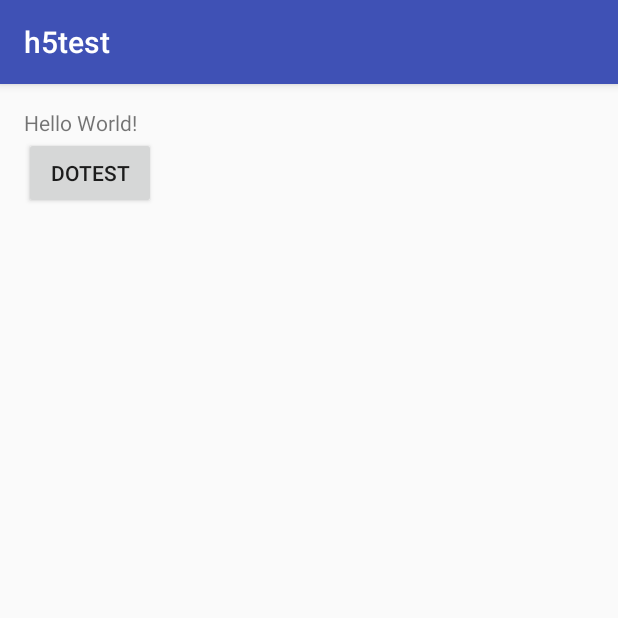
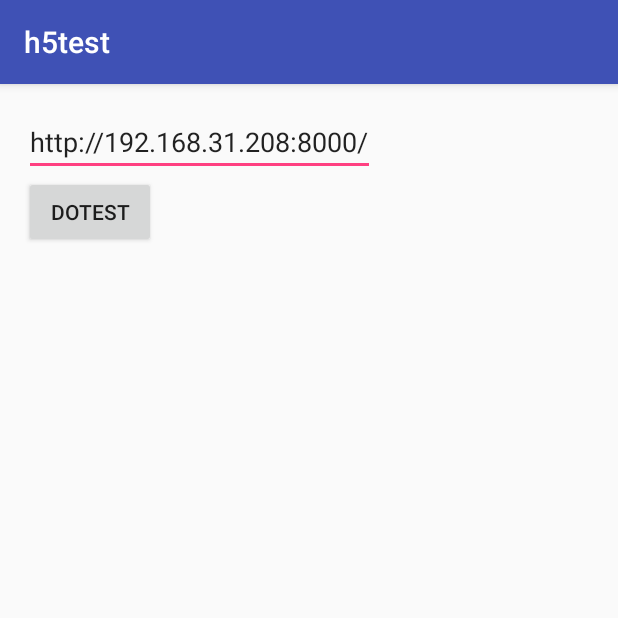
Before and after one commit to niuyi/html5test, an Android app: the screen it shows after launch (MainActivity), on a phone screen of 412 x 824 dp, the top half of it. Run offline under Robolectric (Android 15) with nearby library versions, the phone set to English and light mode, and no system bars.

Commit message:
keep last input url

```diff
--- a/app/h5test/app/src/main/java/com/niuyi/h5test/MainActivity.java
+++ b/app/h5test/app/src/main/java/com/niuyi/h5test/MainActivity.java
@@ -1,21 +1,41 @@
 package com.niuyi.h5test;
 
 import android.content.Intent;
+import android.content.SharedPreferences;
+import android.preference.PreferenceManager;
 import android.support.v7.app.AppCompatActivity;
 import android.os.Bundle;
 import android.view.View;
+import android.widget.EditText;
 
 public class MainActivity extends AppCompatActivity {
+
+    private static final String URL = "http://192.168.31.208:8000/";
+    private EditText mET;
 
     @Override
     protected void onCreate(Bundle savedInstanceState) {
         super.onCreate(savedInstanceState);
         setContentView(R.layout.activity_main);
+
+        mET = (EditText)findViewById(R.id.id_et);
+
+        SharedPreferences defaultSharedPreferences = PreferenceManager.getDefaultSharedPreferences(this);
+        String path = defaultSharedPreferences.getString("path", URL);
+
+        mET.setText(path);
     }
 
     public void doTest(View view){
         Intent in = new Intent();
         in.setClass(this, WebActivity.class);
+        in.putExtra("path", mET.getText().toString());
         startActivity(in);
+
+        SharedPreferences defaultSharedPreferences = PreferenceManager.getDefaultSharedPreferences(this);
+        SharedPreferences.Editor edit = defaultSharedPreferences.edit();
+        edit.putString("path", mET.getText().toString());
+
+        edit.apply();
     }
 }
--- a/app/h5test/app/src/main/res/layout/activity_main.xml
+++ b/app/h5test/app/src/main/res/layout/activity_main.xml
@@ -10,10 +10,10 @@
     android:orientation="vertical"
     tools:context="com.niuyi.h5test.MainActivity">
 
-    <TextView
+    <EditText
+        android:id="@+id/id_et"
         android:layout_width="wrap_content"
-        android:layout_height="wrap_content"
-        android:text="Hello World!" />
+        android:layout_height="wrap_content"/>
 
 
     <Button
--- a/app/h5test/app/src/main/res/layout/activity_web.xml
+++ b/app/h5test/app/src/main/res/layout/activity_web.xml
@@ -13,7 +13,7 @@
     <TextView
         android:id="@+id/id_tv"
         android:layout_width="match_parent"
-        android:layout_height="wrap_content" />
+        android:layout_height="wrap_content"/>
     <WebView
         android:id="@+id/id_web_view"
         android:layout_width="match_parent"
```
Also changed, not shown: app/h5test/app/src/main/java/com/niuyi/h5test/WebActivity.java (+4 -3 lines).
